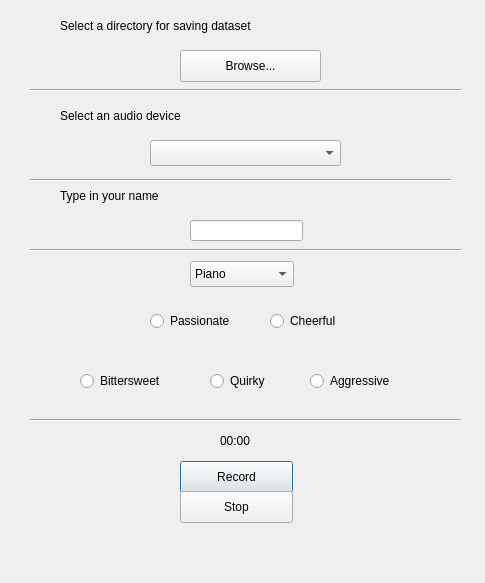
Qt form app.ui (yilin-zhang/EmoRecorder) before a commit.
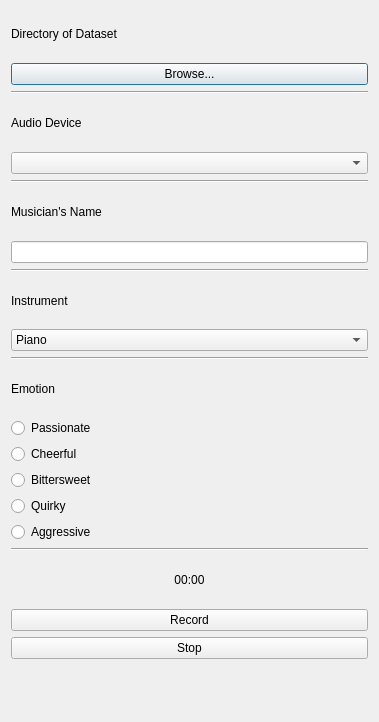
The same form after that commit.

Diff of the .ui file:
```diff
--- a/app.ui
+++ b/app.ui
@@ -6,22 +6,90 @@
    <rect>
     <x>0</x>
     <y>0</y>
-    <width>485</width>
-    <height>583</height>
+    <width>379</width>
+    <height>722</height>
    </rect>
   </property>
   <property name="windowTitle">
    <string>Dialog</string>
   </property>
+  <layout class="QVBoxLayout" name="verticalLayout">
+   <item>
+    <widget class="QLabel" name="dirPath">
+     <property name="text">
+      <string>Directory of Dataset</string>
+     </property>
+     <property name="wordWrap">
+      <bool>true</bool>
+     </property>
+    </widget>
+   </item>
+   <item>
+    <widget class="QPushButton" name="browseButton">
+     <property name="text">
+      <string>Browse...</string>
+     </property>
+    </widget>
+   </item>
+   <item>
+    <widget class="Line" name="line">
+     <property name="orientation">
+      <enum>Qt::Horizontal</enum>
+     </property>
+    </widget>
+   </item>
+   <item>
+    <widget class="QLabel" name="deviceChoices">
+     <property name="text">
+      <string>Audio Device</string>
+     </property>
+     <property name="wordWrap">
+      <bool>true</bool>
+     </property>
+    </widget>
+   </item>
+   <item>
+    <widget class="QComboBox" name="deviceBox"/>
+   </item>
+   <item>
+    <widget class="Line" name="line_2">
+     <property name="orientation">
+      <enum>Qt::Horizontal</enum>
+     </property>
+    </widget>
+   </item>
+   <item>
+    <widget class="QLabel" name="deviceChoices_2">
+     <property name="text">
+      <string>Musician's Name</string>
+     </property>
+     <property name="wordWrap">
+      <bool>true</bool>
+     </property>
+    </widget>
+   </item>
+   <item>
+    <widget class="QLineEdit" name="nameEdit"/>
+   </item>
+   <item>
+    <widget class="Line" name="line_3">
+     <property name="orientation">
+      <enum>Qt::Horizontal</enum>
+     </property>
+    </widget>
+   </item>
+   <item>
+    <widget class="QLabel" name="deviceChoices_3">
+     <property name="text">
+      <string>Instrument</string>
+     </property>
+     <property name="wordWrap">
+      <bool>true</bool>
+     </property>
+    </widget>
+   </item>
+   <item>
   <widget class="QComboBox" name="instrumentBox">
-   <property name="geometry">
-    <rect>
-     <x>190</x>
-     <y>261</y>
-     <width>104</width>
-     <height>26</height>
-    </rect>
-   </property>
    <item>
     <property name="text">
      <string>Piano</string>
@@ -48,174 +116,92 @@
     </property>
    </item>
   </widget>
+   </item>
+   <item>
+    <widget class="Line" name="line_4">
+     <property name="orientation">
+      <enum>Qt::Horizontal</enum>
+     </property>
+    </widget>
+   </item>
+   <item>
+    <widget class="QLabel" name="deviceChoices_4">
+     <property name="text">
+      <string>Emotion</string>
+     </property>
+     <property name="wordWrap">
+      <bool>true</bool>
+     </property>
+    </widget>
+   </item>
+   <item>
   <widget class="QRadioButton" name="radioButtonEmotion1">
-   <property name="geometry">
-    <rect>
-     <x>150</x>
-     <y>311</y>
-     <width>100</width>
-     <height>20</height>
-    </rect>
-   </property>
    <property name="text">
     <string>Passionate</string>
    </property>
   </widget>
+   </item>
+   <item>
   <widget class="QRadioButton" name="radioButtonEmotion2">
-   <property name="geometry">
-    <rect>
-     <x>270</x>
-     <y>311</y>
-     <width>100</width>
-     <height>20</height>
-    </rect>
-   </property>
    <property name="text">
     <string>Cheerful</string>
    </property>
   </widget>
+   </item>
+   <item>
   <widget class="QRadioButton" name="radioButtonEmotion3">
-   <property name="geometry">
-    <rect>
-     <x>80</x>
-     <y>371</y>
-     <width>100</width>
-     <height>20</height>
-    </rect>
-   </property>
    <property name="text">
     <string>Bittersweet</string>
    </property>
   </widget>
-  <widget class="Line" name="line">
-   <property name="geometry">
-    <rect>
-     <x>30</x>
-     <y>80</y>
-     <width>431</width>
-     <height>20</height>
-    </rect>
-   </property>
-   <property name="orientation">
-    <enum>Qt::Horizontal</enum>
-   </property>
-  </widget>
-  <widget class="Line" name="line_2">
-   <property name="geometry">
-    <rect>
-     <x>30</x>
-     <y>170</y>
-     <width>421</width>
-     <height>20</height>
-    </rect>
-   </property>
-   <property name="orientation">
-    <enum>Qt::Horizontal</enum>
-   </property>
-  </widget>
-  <widget class="QPushButton" name="recordButton">
-   <property name="geometry">
-    <rect>
-     <x>180</x>
-     <y>461</y>
-     <width>113</width>
-     <height>32</height>
-    </rect>
-   </property>
-   <property name="text">
-    <string>Record</string>
-   </property>
-  </widget>
-  <widget class="QPushButton" name="stopButton">
-   <property name="geometry">
-    <rect>
-     <x>180</x>
-     <y>491</y>
-     <width>113</width>
-     <height>32</height>
-    </rect>
-   </property>
-   <property name="text">
-    <string>Stop</string>
-   </property>
-  </widget>
-  <widget class="QLabel" name="timeLabel">
-   <property name="geometry">
-    <rect>
-     <x>220</x>
-     <y>431</y>
-     <width>51</width>
-     <height>20</height>
-    </rect>
-   </property>
-   <property name="text">
-    <string>00:00</string>
-   </property>
-  </widget>
-  <widget class="QPushButton" name="browseButton">
-   <property name="geometry">
-    <rect>
-     <x>180</x>
-     <y>50</y>
-     <width>141</width>
-     <height>32</height>
-    </rect>
-   </property>
-   <property name="text">
-    <string>Browse...</string>
-   </property>
-  </widget>
-  <widget class="QLabel" name="dirPath">
-   <property name="geometry">
-    <rect>
-     <x>60</x>
-     <y>10</y>
-     <width>361</width>
-     <height>31</height>
-    </rect>
-   </property>
-   <property name="text">
-    <string>Select a directory for saving dataset</string>
-   </property>
-   <property name="wordWrap">
-    <bool>true</bool>
-   </property>
-  </widget>
+   </item>
+   <item>
   <widget class="QRadioButton" name="radioButtonEmotion4">
-   <property name="geometry">
-    <rect>
-     <x>210</x>
-     <y>371</y>
-     <width>100</width>
-     <height>20</height>
-    </rect>
-   </property>
    <property name="text">
     <string>Quirky</string>
    </property>
   </widget>
+   </item>
+   <item>
   <widget class="QRadioButton" name="radioButtonEmotion5">
-   <property name="geometry">
-    <rect>
-     <x>310</x>
-     <y>371</y>
-     <width>100</width>
-     <height>20</height>
-    </rect>
-   </property>
    <property name="text">
     <string>Aggressive</string>
    </property>
   </widget>
+   </item>
+   <item>
+    <widget class="Line" name="line_5">
+     <property name="orientation">
+      <enum>Qt::Horizontal</enum>
+     </property>
+    </widget>
+   </item>
+   <item>
+    <widget class="QLabel" name="timeLabel">
+     <property name="text">
+      <string>00:00</string>
+     </property>
+     <property name="alignment">
+      <set>Qt::AlignCenter</set>
+     </property>
+    </widget>
+   </item>
+   <item>
+    <widget class="QPushButton" name="recordButton">
+     <property name="text">
+      <string>Record</string>
+     </property>
+    </widget>
+   </item>
+   <item>
+    <widget class="QPushButton" name="stopButton">
+     <property name="text">
+      <string>Stop</string>
+     </property>
+    </widget>
+   </item>
+   <item>
   <widget class="QLabel" name="promptLabel">
-   <property name="geometry">
-    <rect>
-     <x>20</x>
-     <y>530</y>
-     <width>441</width>
-     <height>31</height>
-    </rect>
-   </property>
    <property name="text">
     <string/>
    </property>
@@ -223,84 +209,8 @@
     <bool>true</bool>
    </property>
   </widget>
-  <widget class="Line" name="line_3">
-   <property name="geometry">
-    <rect>
-     <x>30</x>
-     <y>240</y>
-     <width>431</width>
-     <height>20</height>
-    </rect>
-   </property>
-   <property name="orientation">
-    <enum>Qt::Horizontal</enum>
-   </property>
-  </widget>
-  <widget class="QComboBox" name="deviceBox">
-   <property name="geometry">
-    <rect>
-     <x>150</x>
-     <y>140</y>
-     <width>191</width>
-     <height>26</height>
-    </rect>
-   </property>
-  </widget>
-  <widget class="QLabel" name="deviceChoices">
-   <property name="geometry">
-    <rect>
-     <x>60</x>
-     <y>100</y>
-     <width>361</width>
-     <height>31</height>
-    </rect>
-   </property>
-   <property name="text">
-    <string>Select an audio device</string>
-   </property>
-   <property name="wordWrap">
-    <bool>true</bool>
-   </property>
-  </widget>
-  <widget class="Line" name="line_4">
-   <property name="geometry">
-    <rect>
-     <x>30</x>
-     <y>410</y>
-     <width>431</width>
-     <height>20</height>
-    </rect>
-   </property>
-   <property name="orientation">
-    <enum>Qt::Horizontal</enum>
-   </property>
-  </widget>
-  <widget class="QLineEdit" name="nameEdit">
-   <property name="geometry">
-    <rect>
-     <x>190</x>
-     <y>220</y>
-     <width>113</width>
-     <height>21</height>
-    </rect>
-   </property>
-  </widget>
-  <widget class="QLabel" name="deviceChoices_2">
-   <property name="geometry">
-    <rect>
-     <x>60</x>
-     <y>180</y>
-     <width>361</width>
-     <height>31</height>
-    </rect>
-   </property>
-   <property name="text">
-    <string>Type in your name</string>
-   </property>
-   <property name="wordWrap">
-    <bool>true</bool>
-   </property>
-  </widget>
+   </item>
+  </layout>
  </widget>
  <resources/>
  <connections/>
```
Left out of the diff: 2 changed lines with no effect on the pictures. Lines whose indentation alone changed are shown as unchanged.
